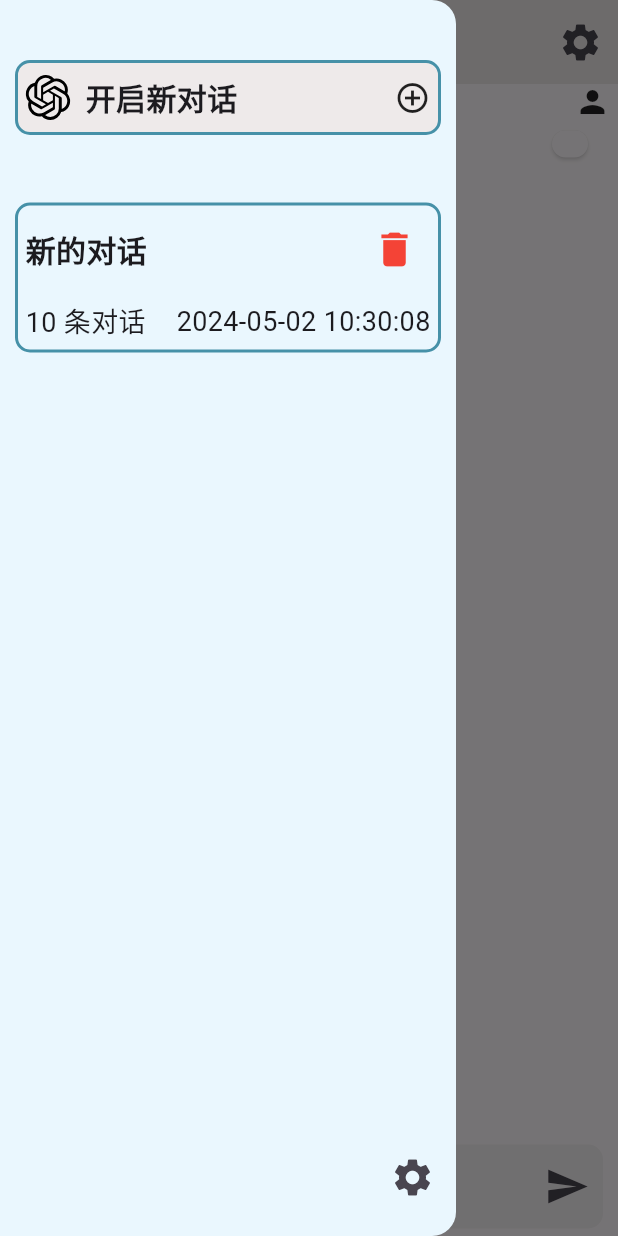
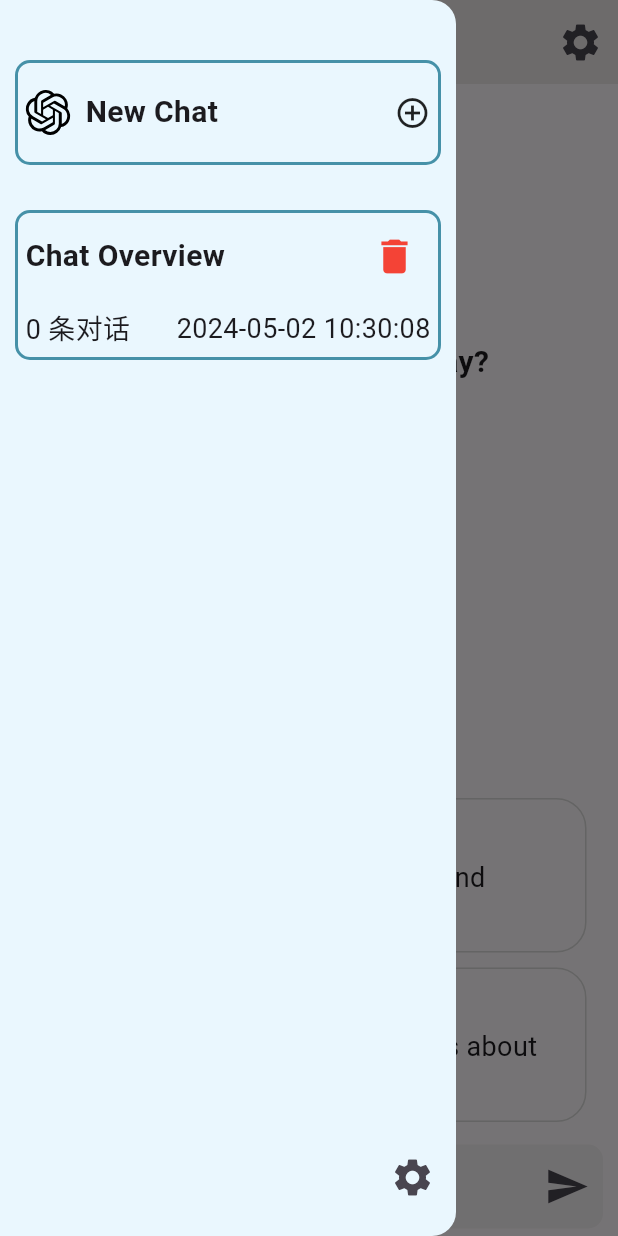
Before and after one commit to NingNing0111/ChatX, a Flutter app: the screen it shows after launch, in the side drawer, after a tap on the "delete" icon, on a phone screen of 412 x 824 dp. Run offline on Flutter 3.47's test engine with Material 3 defaults, Android fonts, the phone set to English and light mode, and no system bars; our stand-ins replace adaptive_theme, flutter_highlight, flutter_svg, get; missing offline and left inert: dart_openai, flutter_math_fork, markdown, markdown_widget.

Commit message:
完成对话历史页面

```diff
--- a/lib/controller/chat.dart
+++ b/lib/controller/chat.dart
@@ -1,4 +1,4 @@
-import 'package:dart_openai/dart_openai.dart';
+import 'package:chat_all/controller/sidebar.dart';
 import 'package:get/get.dart';
 import 'package:uuid/uuid.dart';
 
@@ -7,8 +7,7 @@ import '../model/message.dart';
 var uuid = Uuid();
 
 class ChatPageController extends GetxController {
-  final HistoryMessage historyMessages = HistoryMessage(
-      id: uuid.v1(), title: "新的对话", messages: [], createTime: DateTime.now());
+  HistoryMessage historyMessages = Get.find<SidebarPageController>().histories.last;
 
   @override
   void onInit() {
@@ -24,4 +23,14 @@ class ChatPageController extends GetxController {
     historyMessages.messages.add(message);
     update();
   }
+
+  void reloadHistory() {
+    historyMessages = Get.find<SidebarPageController>().histories.last;
+    update();
+  }
+
+  void setHistory(HistoryMessage history) {
+    historyMessages = history;
+    update();
+  }
 }
--- a/lib/controller/sidebar.dart
+++ b/lib/controller/sidebar.dart
@@ -3,5 +3,60 @@ import 'package:get/get.dart';
 import 'package:uuid/uuid.dart';
 
 class SidebarPageController extends GetxController {
-  final histories = <HistoryMessage>[HistoryMessage(id: Uuid().v1(), title: "新的对话", messages: [], createTime: DateTime.now())].obs;
+
+  final histories = <HistoryMessage>[].obs;
+  final defaultOverview = "default_history_chat_overview".tr;
+  final choice = 0.obs;
+
+  @override
+  void onInit() {
+    super.onInit();
+
+    histories.add(
+        HistoryMessage(
+            id: const Uuid().v1(), title: defaultOverview, messages: [], createTime: DateTime.now())
+    );
+  }
+
+  void setChoice(int index){
+    choice.value = index;
+    update();
+  }
+
+  void addHistory(HistoryMessage historyMessage) {
+    histories.add(historyMessage);
+    update();
+  }
+
+  void updateHistory(HistoryMessage historyMessage) {
+    int len = histories.length;
+    bool hasHistory = false;
+    for (int i = 0; i < len; i++) {
+      if (histories[i].id == historyMessage.id) {
+        histories[i] = historyMessage;
+        hasHistory = true;
+        break;
+      }
+    }
+    if (!hasHistory) {
+      histories.add(historyMessage);
+    }
+    update();
+  }
+
+  void deleteHistory(int index) {
+    histories.removeAt(index);
+    if (histories.isEmpty) {
+      histories.add(HistoryMessage(
+          id: const Uuid().v1(), title: defaultOverview, messages: [], createTime: DateTime.now()));
+    }
+    update();
+  }
+
+  void newHistory() {
+
+    histories.add(HistoryMessage(
+        id: const Uuid().v1(), title: defaultOverview, messages: [], createTime: DateTime.now()));
+    update();
+  }
 }
--- a/lib/i18n/record.dart
+++ b/lib/i18n/record.dart
@@ -30,7 +30,9 @@ class MessageRecord extends Translations {
       "chat_page_home_tip_history_title": "了解历史人物",
       "chat_page_home_tip_history_content": "请向我讲述下马克思的一生及其作品",
       "chat_page_home_tip_tour_title": "提供旅行计划",
-      "chat_page_home_tip_tour_content": "请给我一些关于拉萨旅行的计划"
+      "chat_page_home_tip_tour_content": "请给我一些关于拉萨旅行的计划",
+      "default_history_chat_title": "开启新对话",
+      "default_history_chat_overview": "新的聊天"
     },
     'en_US': {
       "title": "Chat All",
@@ -49,7 +51,7 @@ class MessageRecord extends Translations {
       "chat_setting_presence_penalty": "Presence Penalty",
       "chat_setting_frequency_penalty": "Frequency Penalty",
       "chat_setting_history_length": "History Length",
-      "chat_setting_disabled_system_prompt": "Disabled System Prompt",
+      "chat_setting_disabled_system_prompt": "Enable System Prompt",
       "chat_other_reset_setting": "Reset Settings",
       "chat_other_clear_history": "Clear History",
       "chat_page_title": "Chat Conversation",
@@ -58,7 +60,9 @@ class MessageRecord extends Translations {
       "chat_page_home_tip_history_title": "Learn about historical figures",
       "chat_page_home_tip_history_content": "Please tell me about Marx’s life and works.",
       "chat_page_home_tip_tour_title": "Provide travel plans",
-      "chat_page_home_tip_tour_content": "Please give me some travel plans about Lhasa"
+      "chat_page_home_tip_tour_content": "Please give me some travel plans about Lhasa",
+      "default_history_chat_title": "New Chat",
+      "default_history_chat_overview": "Chat Overview"
     }
   };
 
--- a/lib/main.dart
+++ b/lib/main.dart
@@ -1,6 +1,7 @@
 import 'package:chat_all/config/theme/theme.dart';
 import 'package:chat_all/controller/chat.dart';
 import 'package:chat_all/controller/setting.dart';
+import 'package:chat_all/controller/sidebar.dart';
 import 'package:chat_all/i18n/record.dart';
 import 'package:chat_all/page/chat.dart';
 import 'package:flutter/material.dart';
@@ -20,6 +21,8 @@ class MyApp extends StatelessWidget {
   Widget build(BuildContext context) {
     Get.lazyPut(() => ChatPageController());
     Get.lazyPut(() => SettingPageController());
+    Get.lazyPut(() => SidebarPageController());
+
 
     return AdaptiveTheme(
         light: AppTheme.light,
--- a/lib/page/sidebar.dart
+++ b/lib/page/sidebar.dart
@@ -1,4 +1,6 @@
 import 'package:adaptive_theme/adaptive_theme.dart';
+import 'package:chat_all/controller/chat.dart';
+import 'package:chat_all/controller/sidebar.dart';
 import 'package:chat_all/service/assets.dart';
 import 'package:flutter/material.dart';
 import 'package:flutter_svg/flutter_svg.dart';
@@ -13,30 +15,34 @@ class SidebarPage extends StatefulWidget {
 }
 
 class _SidebarPageState extends State<SidebarPage> {
+  final _sidebarPageController = Get.find<SidebarPageController>();
+  final _chatController = Get.find<ChatPageController>();
+
   @override
   Widget build(BuildContext context) {
     return Drawer(
-      backgroundColor: AdaptiveTheme.of(context).mode.isLight
+      backgroundColor: !AdaptiveTheme.of(context).mode.isDark
           ? const Color(0xffeaf7fe)
           : const Color(0xff1d262a),
       child: Column(
           crossAxisAlignment: CrossAxisAlignment.start,
           mainAxisAlignment: MainAxisAlignment.start,
           children: [
-            Container(
+            GestureDetector(
+              onTap: () {
+                _sidebarPageController.newHistory();
+                _chatController.reloadHistory();
+              },
+              child: Container(
                   decoration: BoxDecoration(
-                    color: AdaptiveTheme.of(context).theme.primaryColor,
+                      // color: AdaptiveTheme.of(context).theme.primaryColor,
                       borderRadius: BorderRadius.circular(10),
                       border:
                           Border.all(color: const Color(0xff4691a8), width: 2)),
                   margin: const EdgeInsets.only(
-                    top: 40, left: 10, right: 10, bottom: 40),
+                      top: 40, left: 10, right: 10, bottom: 20),
                   padding: const EdgeInsets.all(5),
-                height: 50,
-                child: GestureDetector(
-                  onTap: (){
-                    print("add");
-                  },
+                  height: 70,
                   child: Row(
                     mainAxisAlignment: MainAxisAlignment.spaceBetween,
                     children: [
@@ -46,7 +52,7 @@ class _SidebarPageState extends State<SidebarPage> {
                             AssetsManage.openaiIcon,
                             width: 30,
                             height: 30,
-                          color: AdaptiveTheme.of(context).mode.isLight
+                            color: !AdaptiveTheme.of(context).mode.isDark
                                 ? Colors.black
                                 : Colors.white,
                           ),
@@ -54,7 +60,7 @@ class _SidebarPageState extends State<SidebarPage> {
                             width: 10,
                           ),
                           Text(
-                          "开启新对话",
+                            "default_history_chat_title".tr,
                             style: AdaptiveTheme.of(context)
                                 .theme
                                 .textTheme
@@ -64,37 +70,60 @@ class _SidebarPageState extends State<SidebarPage> {
                       ),
                       const Icon(Icons.add_circle_outline)
                     ],
-                ))),
-            Expanded(
-              child: ListView(
-                padding: EdgeInsets.zero,
-                children: [
-                  Container(
-                    margin: const EdgeInsets.only(left: 10, right: 10, top: 5),
+                  )),
+            ),
+            GetBuilder<SidebarPageController>(
+              builder: (context) => Expanded(
+                  child: ListView.builder(
+                itemBuilder: (context, index) {
+                  final len = _sidebarPageController.histories.length;
+                  final currHistory =
+                      _sidebarPageController.histories[len - index - 1];
+                  return Container(
+                    margin:
+                    const EdgeInsets.only(left: 10, right: 10, top: 10),
                     padding: const EdgeInsets.all(5),
                     height: 100,
                     decoration: BoxDecoration(
                         borderRadius: BorderRadius.circular(10),
-                        border: Border.all(
-                            color: const Color(0xff4691a8), width: 2)),
+                        border: _sidebarPageController.choice.value == index
+                            ? Border.all(
+                            color: const Color(0xff4691a8), width: 2)
+                            : Border.all(
+                            color: const Color(0x304691a8), width: 1)),
                     child: Column(
                       mainAxisAlignment: MainAxisAlignment.spaceBetween,
                       children: [
                         Row(
                           mainAxisAlignment: MainAxisAlignment.spaceBetween,
                           children: [
-                            Text(
-                              "新的对话",
+                            SizedBox(
+                              width: 200,
+                              child: GestureDetector(
+                                onTap: () {
+                                  _chatController.setHistory(currHistory);
+                                  _sidebarPageController.setChoice(index);
+                                },
+                                child: Text(
+                                  currHistory.title,
                                   style: AdaptiveTheme.of(context)
                                       .theme
                                       .textTheme
                                       .titleLarge,
+                                  overflow: TextOverflow.ellipsis,
+                                ),
+                              ),
                             ),
                             IconButton(
                                 onPressed: () {
-                                  print("hi");
+                                  _sidebarPageController
+                                      .deleteHistory(index);
+                                  _chatController.setHistory(
+                                      _sidebarPageController
+                                          .histories.last);
+                                  _sidebarPageController.setChoice(0);
                                 },
-                                icon: Icon(
+                                icon: const Icon(
                                   Icons.delete,
                                   color: Colors.red,
                                   size: 30,
@@ -108,7 +137,7 @@ class _SidebarPageState extends State<SidebarPage> {
                           mainAxisAlignment: MainAxisAlignment.spaceBetween,
                           children: [
                             Text(
-                              "10 条对话",
+                              "${currHistory.messages.length} 条对话",
                               style: AdaptiveTheme.of(context)
                                   .theme
                                   .textTheme
@@ -116,7 +145,7 @@ class _SidebarPageState extends State<SidebarPage> {
                             ),
                             Text(
                               DateFormat('yyyy-MM-dd HH:mm:ss')
-                                  .format(DateTime.now()),
+                                  .format(currHistory.createTime),
                               style: AdaptiveTheme.of(context)
                                   .theme
                                   .textTheme
@@ -126,9 +155,10 @@ class _SidebarPageState extends State<SidebarPage> {
                         )
                       ],
                     ),
-                  ),
-                ],
-              ),
+                  );
+                },
+                itemCount: _sidebarPageController.histories.length,
+              )),
             ),
             Container(
               margin: const EdgeInsets.only(bottom: 10),
```
Also changed, not shown: lib/page/chat.dart (+47 -13 lines), lib/page/setting.dart (+7 -0 lines), lib/service/openai.dart (+28 -11 lines), doc/images/1.png (added), doc/images/2.png (added), doc/images/3.png (added), doc/images/4.png (added), doc/images/5.png (added), doc/images/6.png (added), 1 other file. Lines whose indentation alone changed are shown as unchanged.
